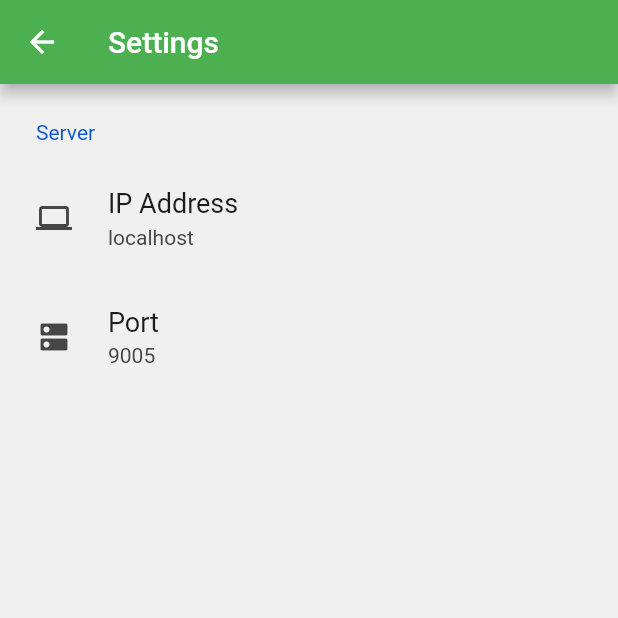
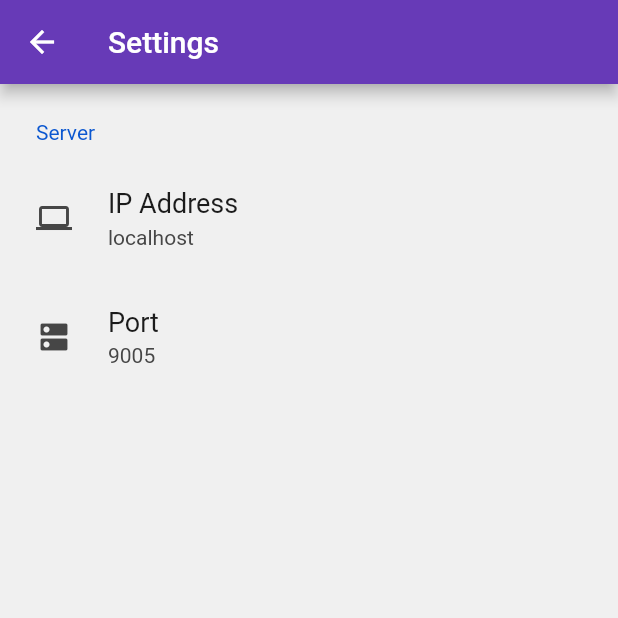
Before and after one commit to decaf-dev/nuthoughts-app, a Flutter app: the screen it shows after launch, after a tap on the "settings" icon, on a phone screen of 412 x 824 dp, the top half of it. Run offline on Flutter 3.47's test engine with Material 2 defaults, Android fonts, the phone set to English and light mode, and no system bars; drawn by our look-alikes of settings_ui; our stand-ins replace get, shared_preferences.

Commit message:
feat: save and post individual thoughts

```diff
--- a/lib/main.dart
+++ b/lib/main.dart
@@ -17,7 +17,7 @@ class MyApp extends StatelessWidget {
     return MaterialApp(
       title: 'Chisel Notes',
       theme: ThemeData(
-        primarySwatch: Colors.green,
+        primarySwatch: Colors.deepPurple,
       ),
       home: const HomeRoute(title: 'Chisel Notes'),
     );
--- a/lib/models/saved_block.dart
+++ /dev/null
@@ -1,28 +0,0 @@
-class SavedBlock {
-  final int id;
-  final DateTime submissionDateTime;
-  final String text;
-
-  const SavedBlock(
-      {required this.id, required this.submissionDateTime, required this.text});
-
-  Map<String, dynamic> toMap() {
-    return {
-      'id': id,
-      'submissionDateTime': submissionDateTime,
-      'text': text,
-    };
-  }
-
-  Map<String, dynamic> toJson() {
-    return {
-      'submissionTime': submissionDateTime.millisecondsSinceEpoch,
-      'text': text,
-    };
-  }
-
-  @override
-  String toString() {
-    return 'SavedBlock{id: $id, submissionDateTime: $submissionDateTime, text: $text}';
-  }
-}
--- /dev/null
+++ b/lib/models/sync_time.dart
@@ -0,0 +1,9 @@
+import "package:get/get.dart";
+
+class SyncTime {
+  void update() {}
+
+  String getSyncTime() {
+    return "5 minutes";
+  }
+}
--- /dev/null
+++ b/lib/models/thought.dart
@@ -0,0 +1,34 @@
+class Thought {
+  final int id;
+  final DateTime creationDateTime;
+  final String text;
+  DateTime? savedDateTime;
+
+  Thought(
+      {required this.id, required this.creationDateTime, required this.text});
+
+  Map<String, dynamic> toMap() {
+    return {
+      'id': id,
+      'createDateTime': creationDateTime,
+      'text': text,
+      'savedDateTime': savedDateTime
+    };
+  }
+
+  Map<String, dynamic> toJson() {
+    return {
+      'creationTime': creationDateTime.millisecondsSinceEpoch,
+      'text': text,
+    };
+  }
+
+  bool hasBeenSaved() {
+    return savedDateTime != null;
+  }
+
+  @override
+  String toString() {
+    return 'Thought{id: $id, creationDateTime: $creationDateTime, text: $text, savedDateTime: $savedDateTime}';
+  }
+}
--- a/lib/routes/home/home_route.dart
+++ b/lib/routes/home/home_route.dart
@@ -1,6 +1,6 @@
 import 'package:chisel_notes/constants.dart';
 import 'package:chisel_notes/controllers/app_controller.dart';
-import 'package:chisel_notes/routes/saved_blocks/saved_blocks_route.dart';
+import 'package:chisel_notes/routes/recent_thoughts/recent_thoughts.dart';
 import 'package:chisel_notes/routes/settings/settings_route.dart';
 import 'package:flutter/material.dart';
 import 'package:get/get.dart';
@@ -53,7 +53,7 @@ class _HomeRouteState extends State<HomeRoute> {
                   Navigator.push(
                     context,
                     MaterialPageRoute(
-                        builder: (context) => const SavedBlocksRoute()),
+                        builder: (context) => const RecentThoughtsRoute()),
                   );
                 }),
             IconButton(
@@ -70,47 +70,75 @@ class _HomeRouteState extends State<HomeRoute> {
                 }),
           ],
         ),
-        body: SingleChildScrollView(
+        body: Column(children: [
+          _lastSynced(),
+          const SizedBox(height: 10),
+          Expanded(
               child: Padding(
-              padding: const EdgeInsets.symmetric(horizontal: 20, vertical: 0),
-              child: Obx(
-                () => TextField(
+                  padding: const EdgeInsets.fromLTRB(20, 0, 20, 60),
+                  child: SingleChildScrollView(
+                    child: Column(
+                        crossAxisAlignment: CrossAxisAlignment.start,
+                        children: [
+                          TextField(
                               controller: textFieldController,
                               onChanged: (value) {
                                 controller.setText(value);
                               },
                               autofocus: true,
                               enabled: controller.isLoading.value != true,
-                    decoration: const InputDecoration(border: InputBorder.none),
+                              decoration: const InputDecoration(
+                                  border: InputBorder.none),
                               keyboardType: TextInputType.multiline,
                               minLines: 10,
-                    maxLines: null),
-                // if (controller.isLoading.value == false) ...[
-                //   MaterialButton(
-                //     color: Colors.blue,
-                //     textColor: Colors.white,
-                //     onPressed: () async {
-                //       String text = textFieldController.text;
-                //       if (text.isNotEmpty) {
-                //         FocusManager.instance.primaryFocus?.unfocus();
-                //         bool success = await controller
-                //             .saveText(textFieldController.text);
-                //         if (success) {
-                //           textFieldController.clear();
-                //           controller.setText("");
-                //         } else {
-                //           Fluttertoast.showToast(
-                //             msg: 'An error occurred while submitting data.',
-                //             backgroundColor: Colors.red,
-                //             textColor: Colors.white,
-                //           );
-                //         }
-                //       }
-                //     },
-                //     child: const Text("Save"),
-                //   )
-                // ]
-              )),
+                              maxLines: null)
+                        ]),
+                  )))
+        ]),
+        floatingActionButton: FloatingActionButton.extended(
+          icon: const Icon(Icons.add),
+          backgroundColor: Colors.deepPurple,
+          foregroundColor: Colors.white,
+          label: const Text('New Thought'),
+          onPressed: () async {
+            String text = textFieldController.text;
+            if (text.isNotEmpty) {
+              controller.saveThought(text);
+              textFieldController.clear();
+              controller.setText("");
+            }
+          },
         ));
+    // bottomSheet: ((MediaQuery.of(context).viewInsets.bottom != 0
+    //     ? Container(
+    //         padding:
+    //             const EdgeInsets.symmetric(horizontal: 5, vertical: 10),
+    //         child: Row(
+    //           mainAxisAlignment: MainAxisAlignment.spaceBetween,
+    //           children: [
+    //             FloatingActionButton.extended(
+    //               icon: const Icon(Icons.add),
+    //               backgroundColor: Colors.deepPurple,
+    //               foregroundColor: Colors.white,
+    //               label: const Text('New Thought'),
+    //               onPressed: () => {},
+    //             ),
+    //           ],
+    //         ),
+    //       )
+    //     : const SizedBox())));
+  }
+
+  Widget _lastSynced() {
+    return (Container(
+        color: Colors.deepPurple,
+        padding: const EdgeInsets.all(10),
+        child: Row(
+          mainAxisAlignment: MainAxisAlignment.end,
+          children: [
+            Text("Last synced ${controller.syncTime.getSyncTime()} ago",
+                style: const TextStyle(color: Colors.white))
+          ],
+        )));
   }
 }
```
Also changed, not shown: lib/controllers/app_controller.dart (+15 -36 lines), lib/routes/recent_thoughts/recent_thoughts.dart (renamed from lib/routes/saved_blocks/saved_blocks_route.dart, +9 -8 lines). Lines whose indentation alone changed are shown as unchanged.
